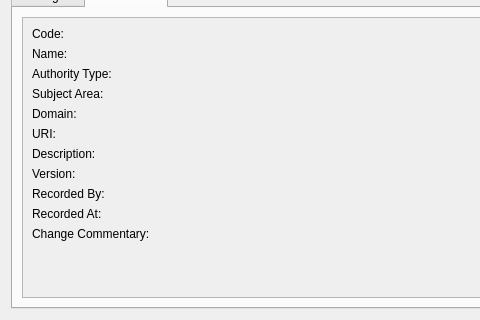
Above: projects/ores.qt/ui/CodingSchemeHistoryDialog.ui from OreStudio/OreStudio before the change; both pictures show x 0 to 480 and y 280 to 600 of the 900 by 600 pixel window. Below: the same form after it.
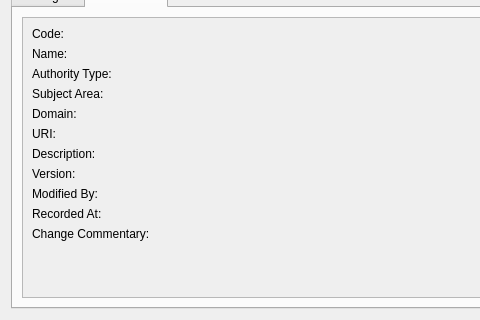
That is the form after the change. The open tabs and pages were chosen to show the change.

Commit message: [protocol] Fix audit trail metadata: rename recorded_by, remove from wire format

What changed in the file:
```diff
--- a/projects/ores.qt/ui/CodingSchemeHistoryDialog.ui
+++ b/projects/ores.qt/ui/CodingSchemeHistoryDialog.ui
@@ -197,7 +197,7 @@
                <item row="8" column="0">
                 <widget class="QLabel" name="recordedByLabel">
                  <property name="text">
-                  <string>Recorded By:</string>
+                  <string>Modified By:</string>
                  </property>
                 </widget>
                </item>
```
Left out of the diff: 4 changed lines with no effect on the pictures. The commit also changes 473 other files.
